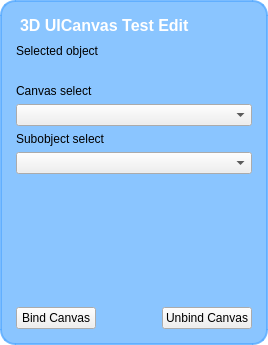
realXtend/tundra, file bin/data/ui/uicanvastestedit.ui: the form before one commit.
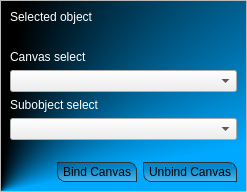
The form after the commit.

The edit to the form file:
```diff
--- a/bin/data/ui/uicanvastestedit.ui
+++ b/bin/data/ui/uicanvastestedit.ui
@@ -6,25 +6,41 @@
    <rect>
     <x>0</x>
     <y>0</y>
-    <width>268</width>
-    <height>345</height>
+    <width>247</width>
+    <height>192</height>
    </rect>
   </property>
   <property name="styleSheet">
    <string>/* Containers */
 
 QWidget#UICanvasTestEdit {
-	background-color: rgba(255, 255, 255, 0);
+		background-color: qconicalgradient(cx:0, cy:1, angle:277.2, stop:0.267045 rgba(0, 169, 255, 255), stop:0.465909 rgba(0, 0, 0, 255));
 }
 
-QFrame#MainFrame {
-	background-color: rgba(85, 170, 255, 175);
-	border: 2px solid rgba(85, 170, 255, 200);
-	padding: 5px;
-	border-radius:15px;
+QLabel {
+	color: rgb(255,255,255);
 }
 
-</string>
+/* QPUSHBUTTON */
+
+QPushButton {
+	color: rgb(0, 0, 0);
+	min-width: 60px;
+	font-size: 12px;
+	border: 1px solid;
+	border-color: rgb(48, 48, 48);
+	border-radius: 8px;
+	border-top-left-radius: 0px;
+	border-bottom-right-radius: 0px;
+	padding: 2px 5px;
+	background-color: qlineargradient(spread:pad, x1:0.488636, y1:0.273, x2:0.511, y2:1, stop:0 rgba(0, 0, 0, 50), stop:1 rgba(207, 207, 207, 100));
+}
+
+QPushButton:hover {
+	border-color: rgba(0, 0, 0, 255);
+	color: rgb(0,0,0);
+	background-color: qlineargradient(spread:pad, x1:0.488636, y1:0.273, x2:0.511, y2:1, stop:0 rgba(0, 169, 255, 255), stop:1 rgba(0, 0, 0, 50));
+}</string>
   </property>
   <layout class="QHBoxLayout" name="horizontalLayout">
    <property name="spacing">
@@ -42,33 +58,6 @@
       <enum>QFrame::Raised</enum>
      </property>
      <layout class="QVBoxLayout" name="verticalLayout_2">
-      <item>
-       <widget class="QLabel" name="label">
-        <property name="sizePolicy">
-         <sizepolicy hsizetype="Maximum" vsizetype="Maximum">
-          <horstretch>0</horstretch>
-          <verstretch>0</verstretch>
-         </sizepolicy>
-        </property>
-        <property name="font">
-         <font>
-          <pointsize>12</pointsize>
-          <weight>75</weight>
-          <bold>true</bold>
-         </font>
-        </property>
-        <property name="styleSheet">
-         <string>
-            color: rgb(255, 255, 255);
-            padding-bottom: 3px;
-            background-color: rgba(255, 255, 255, 0);
-          </string>
-        </property>
-        <property name="text">
-         <string>3D UICanvas Test Edit</string>
-        </property>
-       </widget>
-      </item>
       <item>
        <widget class="QLabel" name="label_4">
         <property name="sizePolicy">
@@ -159,13 +148,6 @@
       </item>
       <item>
        <layout class="QHBoxLayout" name="horizontalLayout_2">
-        <item>
-         <widget class="QPushButton" name="but_bind">
-          <property name="text">
-           <string>Bind Canvas</string>
-          </property>
-         </widget>
-        </item>
         <item>
          <spacer name="horizontalSpacer">
           <property name="orientation">
@@ -182,6 +164,13 @@
           </property>
          </spacer>
         </item>
+        <item>
+         <widget class="QPushButton" name="but_bind">
+          <property name="text">
+           <string>Bind Canvas</string>
+          </property>
+         </widget>
+        </item>
         <item>
          <widget class="QPushButton" name="but_unbind">
           <property name="text">
```
